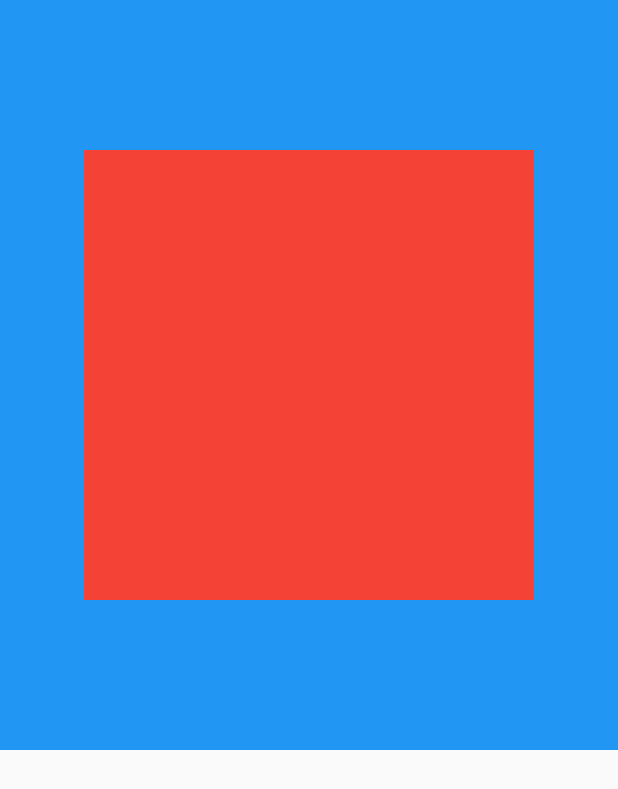
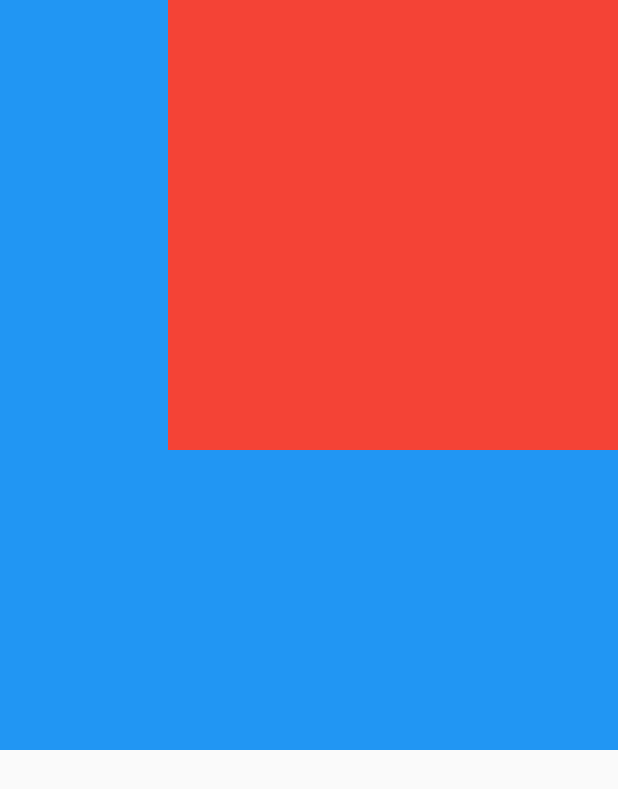
Before and after one commit to khanian/flutter_layout_example, a Flutter app: the screen it shows after launch, on a phone screen of 412 x 824 dp. Shown: the top 789 px of the screen. Run offline on Flutter 3.47's test engine with Material 2 defaults, Android fonts, the phone set to English and light mode, and no system bars.

Commit message:
Constraints align topRight

```diff
--- a/lib/main.dart
+++ b/lib/main.dart
@@ -29,7 +29,8 @@ class ConstraintWidget extends StatelessWidget {
       height: 500,
       width: 500,
       color: Colors.blue,
-      child: Center(
+      child: Align(
+        alignment: Alignment.topRight,
         child: Container(
           color: Colors.red,
           height: 300,
```
